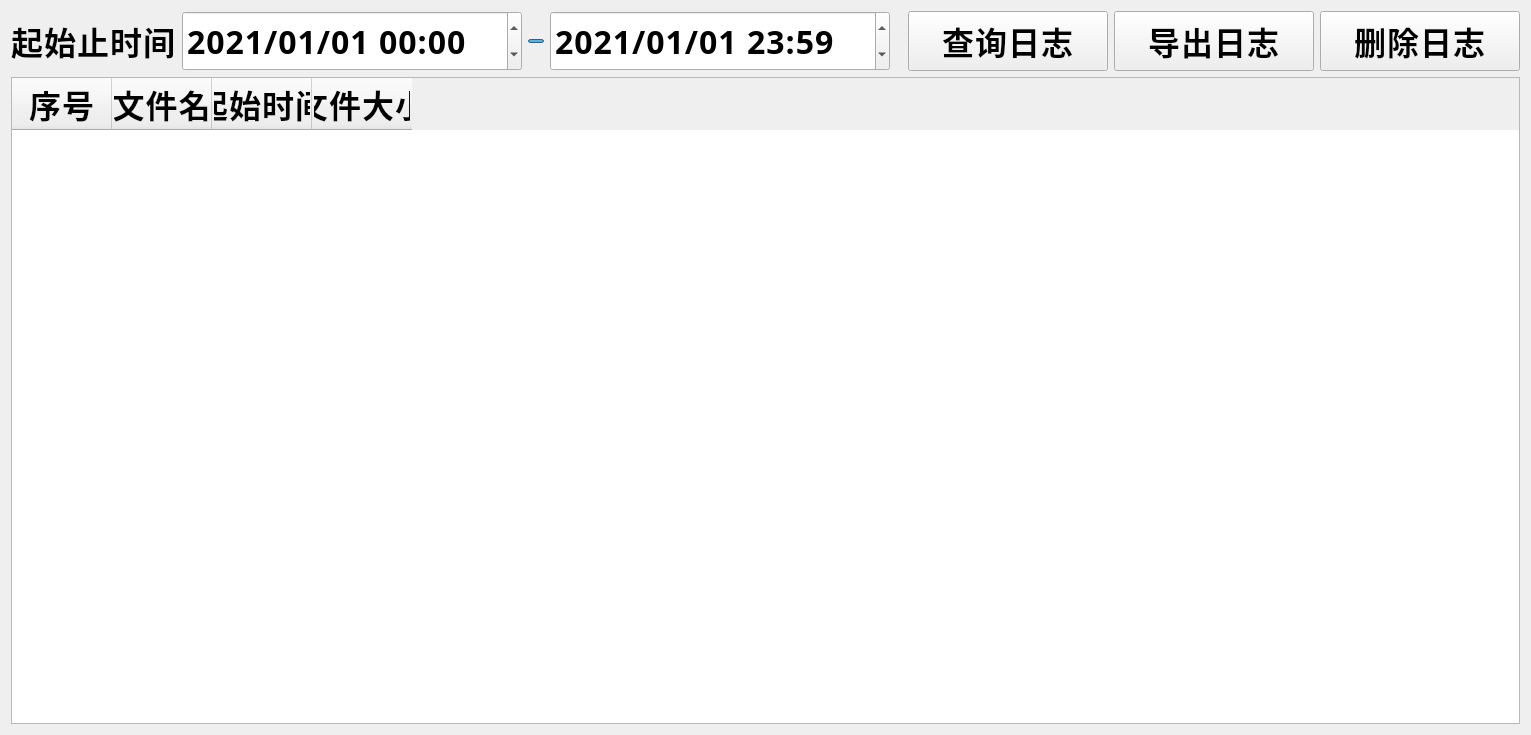
leithergit/SSCard_System, file SSCard_System/Sys_logmanager.ui: the form before one commit.
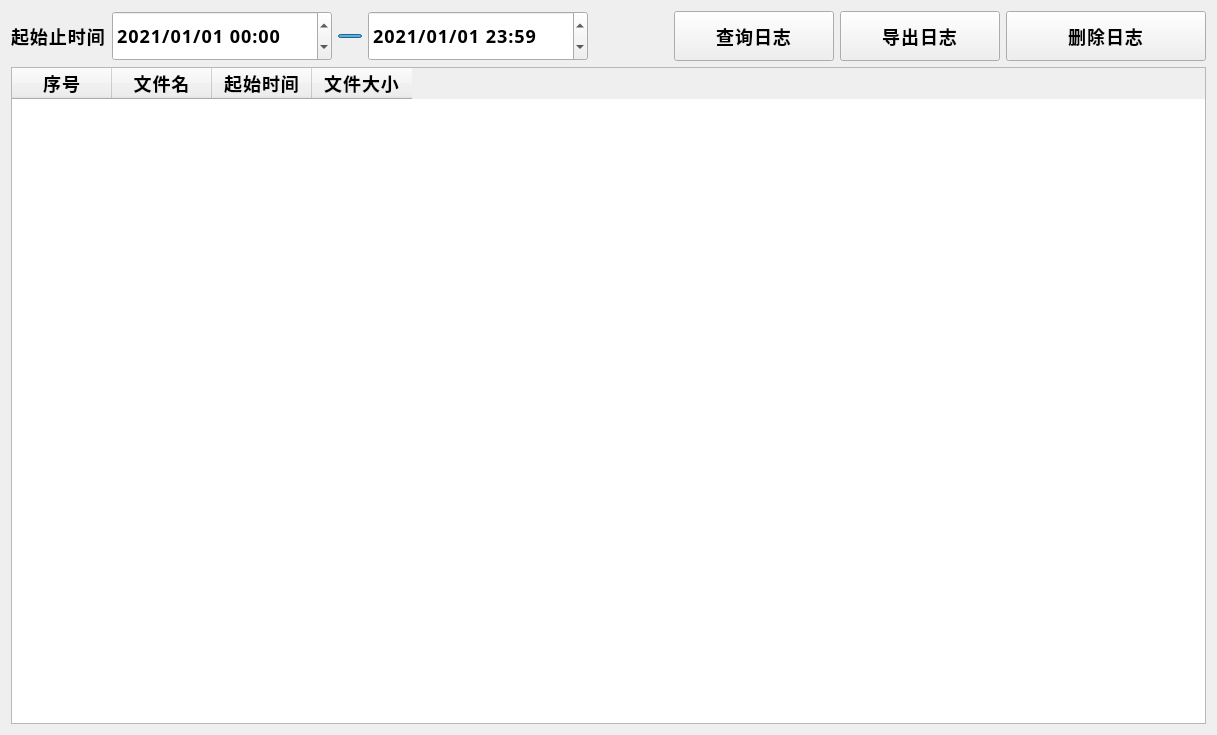
The form after the commit.

```diff
--- a/SSCard_System/Sys_logmanager.ui
+++ b/SSCard_System/Sys_logmanager.ui
@@ -6,7 +6,7 @@
    <rect>
     <x>0</x>
     <y>0</y>
-    <width>1531</width>
+    <width>1217</width>
     <height>735</height>
    </rect>
   </property>
@@ -23,7 +23,7 @@
   </property>
   <property name="styleSheet">
    <string notr="true">font-family: &quot;思源黑体 CN Light&quot;;
-font-size: 32px;
+font-size: 18px;
 font-weight: bold;
 line-height: 49px;
 letter-spacing: 1px;
@@ -46,8 +46,8 @@
         <widget class="QDateTimeEdit" name="dateTimeEdit_Start">
          <property name="minimumSize">
           <size>
-           <width>340</width>
-           <height>60</height>
+           <width>220</width>
+           <height>50</height>
           </size>
          </property>
          <property name="font">
@@ -99,8 +99,8 @@
         <widget class="QDateTimeEdit" name="dateTimeEdit_Stop">
          <property name="minimumSize">
           <size>
-           <width>340</width>
-           <height>60</height>
+           <width>220</width>
+           <height>50</height>
           </size>
          </property>
          <property name="dateTime">
@@ -146,7 +146,7 @@
         <widget class="QPushButton" name="pushButton_Search">
          <property name="minimumSize">
           <size>
-           <width>200</width>
+           <width>160</width>
            <height>48</height>
           </size>
          </property>
@@ -165,7 +165,7 @@
         <widget class="QPushButton" name="pushButton_Export">
          <property name="minimumSize">
           <size>
-           <width>200</width>
+           <width>160</width>
            <height>48</height>
           </size>
          </property>
```
